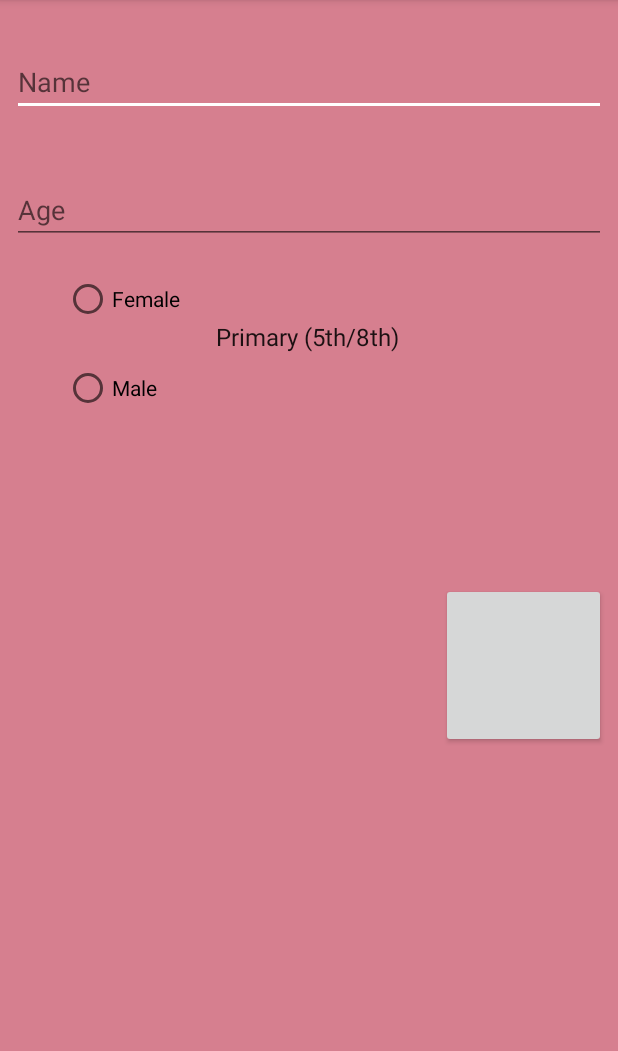
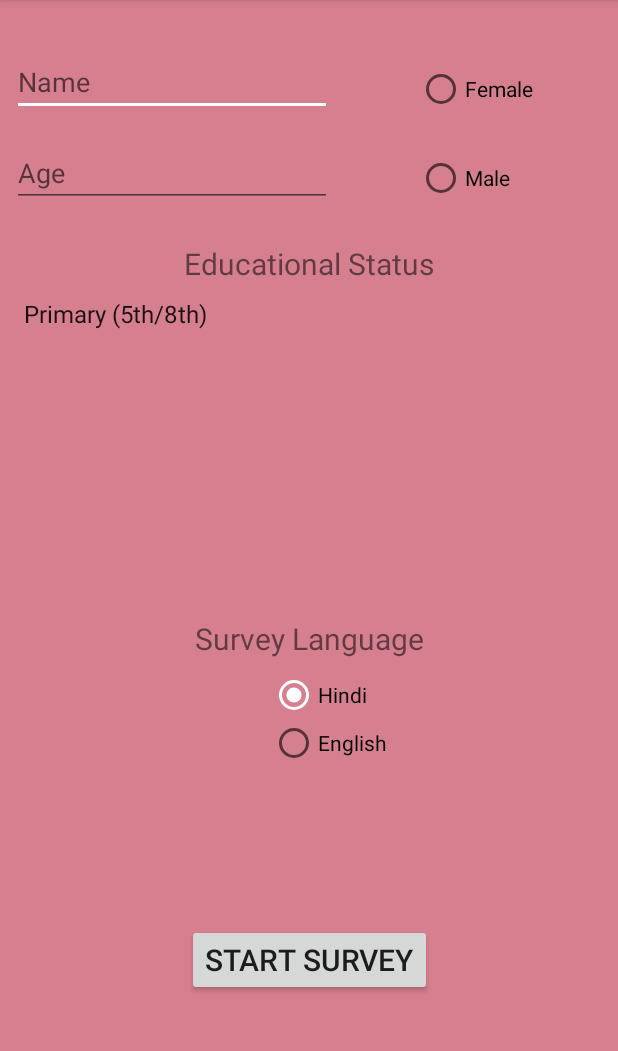
Before and after one commit to dvsth/C-Aware, an Android app: the QuestionScreen screen opened directly, with no data from a screen before it, on a phone screen of 412 x 824 dp, the part 84-1135 px from its top. Run offline under Robolectric (Android 15) with nearby library versions, the light colour scheme and no system bars.

Commit message:
Commit 10, Going Live - v1.5 release

```diff
--- a/app/src/main/java/devseth/questionnaire/DBHandler.java
+++ b/app/src/main/java/devseth/questionnaire/DBHandler.java
@@ -27,9 +27,12 @@ public class DBHandler extends SQLiteOpenHelper {
     private static final String TABLE_RESPONSES = "responses";
     //identifier - primary key
     private static final String KEY_ID = "id";
+
     //demographics
+    private static final String DEM_NAME = "name";
     private static final String DEM_AGE = "age";
     private static final String DEM_SEX = "sex";
+    private static final String DEM_EDU = "edu";
 
     //responses - each column stores a value for one response - 2 for yes, 1 for no
     private static final String QUES_1 = "QUES_1";
@@ -86,7 +89,7 @@ public class DBHandler extends SQLiteOpenHelper {
         String CREATE_CONTACTS_TABLE =
                 "CREATE TABLE IF NOT EXISTS " + TABLE_RESPONSES + "("
                         + KEY_ID + " INTEGER PRIMARY KEY AUTOINCREMENT, " + DEM_AGE + " INTEGER,"
-                        + DEM_SEX + " TEXT, " + QUES_1 + " TEXT, " + QUES_2 + " TEXT, " +
+                        + DEM_SEX + " TEXT, " + DEM_EDU + " TEXT, " + DEM_NAME + " TEXT, " + QUES_1 + " TEXT, " + QUES_2 + " TEXT, " +
                         QUES_3 + " TEXT, " + QUES_4 + " TEXT, " + QUES_5 + " TEXT, " + QUES_6 +
                         " TEXT, " + QUES_7 + " TEXT, " + QUES_8 + " TEXT, " + QUES_9 + " TEXT, "
                         + QUES_10 + " TEXT, " + QUES_11 + " TEXT, " + QUES_12 + " TEXT, " +
@@ -111,12 +114,12 @@ public class DBHandler extends SQLiteOpenHelper {
     public void addSurveyResponse(String[] inputResponses) {
 
         //initialize array containing all questions
-        QUESTION_ARRAY = new String[]{DEM_AGE, DEM_SEX, QUES_1, QUES_2, QUES_3,
+        QUESTION_ARRAY = new String[]{DEM_AGE, DEM_SEX, DEM_EDU, DEM_NAME, QUES_1, QUES_2, QUES_3,
                 QUES_4, QUES_5, QUES_6, QUES_7, QUES_8, QUES_9, QUES_10, QUES_11, QUES_12, QUES_13,
                 QUES_14, QUES_15, QUES_16, QUES_17, QUES_18, QUES_19, QUES_20, QUES_21, QUES_22, QUES_23, QUES_24};
 
         ContentValues values = new ContentValues();
-        for (int i = 0; i < 26; i++) {
+        for (int i = 0; i < 28; i++) {
             values.put(QUESTION_ARRAY[i], inputResponses[i]);
 
 
@@ -165,7 +168,7 @@ public class DBHandler extends SQLiteOpenHelper {
             Log.d(null, "row count is: " + curCSV.getCount());
 
             //write header of CSV
-            writer.println("key, age, sex, q1, q2, q3, q4, q5, q6, q7, q8, q9, q10, q11, q12, q13, q14, " +
+            writer.println("key, age, sex, edu, name, q1, q2, q3, q4, q5, q6, q7, q8, q9, q10, q11, q12, q13, q14, " +
                     "q15, q16, q17, q18, q19, q20, q21, q22, q23, q24");
 
 
@@ -175,11 +178,11 @@ public class DBHandler extends SQLiteOpenHelper {
 
                 String record = "";
 
-                for (int i = 0; i < 26; i++) {
+                for (int i = 0; i < 28; i++) {
                     record = record.concat(curCSV.getString(i) + ",");
                 }
 
-                record = record.concat(curCSV.getString(26));
+                record = record.concat(curCSV.getString(28));
 
                 writer.println(record);
                 count++;
--- a/app/src/main/java/devseth/questionnaire/QuestionFeeder.java
+++ b/app/src/main/java/devseth/questionnaire/QuestionFeeder.java
@@ -13,11 +13,6 @@ public class QuestionFeeder {
     private int language;                                                       //*beep* for Hindi, press 0 *beep* For English, press 1
 
     public QuestionFeeder() {
-
-
-        questions = new String[]{q1, q2, q3, q4, q5, q6, q7, q8, q9, q10, q11, q12, q13, q14,
-                q15, q16, q17, q18, q19, q20, q21, q22, q23, q24};
-
         questionIndex = -1;
     }
 
@@ -94,5 +89,9 @@ public class QuestionFeeder {
 
         }
 
+        questions = new String[]{q1, q2, q3, q4, q5, q6, q7, q8, q9, q10, q11, q12, q13, q14,
+                q15, q16, q17, q18, q19, q20, q21, q22, q23, q24};
+
+
     }
 }
--- a/app/src/main/java/devseth/questionnaire/QuestionScreen.java
+++ b/app/src/main/java/devseth/questionnaire/QuestionScreen.java
@@ -19,6 +19,7 @@ import android.widget.RadioButton;
 import android.widget.Spinner;
 import android.widget.TextView;
 
+
 public class QuestionScreen extends AppCompatActivity implements View.OnClickListener {
 
     //permissions
@@ -34,7 +35,11 @@ public class QuestionScreen extends AppCompatActivity implements View.OnClickLis
     Button btnRevert;                                   //the revert button
     RadioButton btnFemale;                              //are you a girl?
     RadioButton btnMale;                                //are you a boy?
+    RadioButton btnHindi;                               //language of survey administration
+    RadioButton btnEnglish;                             //language of survey administration
     Spinner spnEducation;                               //list of educational standards
+    TextView txtEducationLabel;                         //take my info bro - I'm a tag
+    TextView txtLanguage;                               //I'm also a tag bro - I tell what my RadioButtons do
     private QuestionFeeder questionFeeder;              //provides questions
     private DBHandler dbhelper;                         //the DBHandler object which will manage db
     private String[] responses;                         //stores responses
@@ -51,9 +56,13 @@ public class QuestionScreen extends AppCompatActivity implements View.OnClickLis
         txtQues = (TextView) findViewById(R.id.textView1);
         txtName = (EditText) findViewById(R.id.txtName);
         txtAge = (EditText) findViewById(R.id.txtAge);
+        txtEducationLabel = (TextView) findViewById(R.id.EducationLabel);
+        txtLanguage = (TextView) findViewById(R.id.txtLanguage);
         btnGo = (Button) findViewById(R.id.btnGo);
         btnFemale = (RadioButton) findViewById(R.id.rbFemale);
         btnMale = (RadioButton) findViewById(R.id.rbMale);
+        btnHindi = (RadioButton) findViewById(R.id.rbHindi);
+        btnEnglish = (RadioButton) findViewById(R.id.rbEnglish);
         btnGo.setOnClickListener(this);
         spnEducation = (Spinner) findViewById(R.id.spnEducation);
         background = findViewById(R.id.background);
@@ -63,7 +72,13 @@ public class QuestionScreen extends AppCompatActivity implements View.OnClickLis
         btnNo.setOnClickListener(this);
         btnRevert = (Button) findViewById(R.id.btnRevert);
         btnRevert.setOnClickListener(this);
+
         questionFeeder = new QuestionFeeder();
+
+        btnEnglish.setVisibility(View.VISIBLE);
+        btnEnglish.setEnabled(true);
+        btnHindi.setEnabled(true);
+        btnHindi.setVisibility(View.VISIBLE);
 
         ArrayAdapter<CharSequence> adapterSpnEducation = ArrayAdapter.createFromResource(this,
                 R.array.education_array, android.R.layout.simple_spinner_item);
@@ -74,12 +89,13 @@ public class QuestionScreen extends AppCompatActivity implements View.OnClickLis
         // Apply the adapter to the spinner
         spnEducation.setAdapter(adapterSpnEducation);
 
-        responses = new String[26];
+
+        responses = new String[28];
         String blank = "";
         for (int i = 0; i < responses.length; i++)
             responses[i] = blank;
 
-        questionIndex = 1;
+        questionIndex = 3;
 
         isGoOver = false;
 
@@ -92,8 +108,6 @@ public class QuestionScreen extends AppCompatActivity implements View.OnClickLis
         //Ignition for animation
         bgAnimator();
 
-        //Set the question in the textview
-        txtQues.setText(questionFeeder.nextQuestion());
 
         dbhelper = new DBHandler(getApplicationContext());
 
@@ -113,7 +127,7 @@ public class QuestionScreen extends AppCompatActivity implements View.OnClickLis
         if (isGoOver) {
             questionIndex++;
 
-            if (questionIndex == 25)
+            if (questionIndex == 27)
                 isLast = true;
 
             txtQues.setText(questionFeeder.nextQuestion());
@@ -162,18 +176,60 @@ public class QuestionScreen extends AppCompatActivity implements View.OnClickLis
 
             case R.id.btnGo:
 
+                if (btnEnglish.isChecked())
+                    questionFeeder.setLanguage(1);
+                else
+                    questionFeeder.setLanguage(0);
+
+                String edu = "";
+                switch (spnEducation.getSelectedItemPosition()) {
+                    case 0:
+                        edu = "Primary";
+                        break;
+                    case 1:
+                        edu = "Secondary";
+                        break;
+                    case 2:
+                        edu = "Bachelor's";
+                        break;
+                    case 3:
+                        edu = "Master's";
+                        break;
+                    case 4:
+                        edu = "No Formal Education";
+                        break;
+
+
+                }
+
+                responses[2] = edu;
+
+                String name = txtName.getText().toString();
+                responses[3] = name;
+
                 isGoOver = true;
 
+                //Setting up the show backstage before fiddling with the lights
+                //Set the question in the textview
+                txtQues.setText(questionFeeder.nextQuestion());
+
+                //lights on
                 //show question layout, hide name, age input
                 txtQues.setVisibility(View.VISIBLE);
                 btnNo.setVisibility(View.VISIBLE);
                 btnYes.setVisibility(View.VISIBLE);
+
+                //unneeded lights off
                 btnGo.setVisibility(View.INVISIBLE);
                 txtAge.setVisibility(View.INVISIBLE);
                 txtName.setVisibility(View.INVISIBLE);
                 btnMale.setVisibility(View.INVISIBLE);
                 btnFemale.setVisibility(View.INVISIBLE);
+                btnHindi.setVisibility(View.INVISIBLE);
+                btnEnglish.setVisibility(View.INVISIBLE);
+                txtEducationLabel.setVisibility(View.INVISIBLE);
                 spnEducation.setVisibility(View.INVISIBLE);
+                txtLanguage.setVisibility(View.INVISIBLE);
 
                 //add input fields into row array
                 responses[0] = txtAge.getText().toString();
--- a/app/src/main/res/layout/activity_main.xml
+++ b/app/src/main/res/layout/activity_main.xml
@@ -41,7 +41,7 @@
         android:layout_marginLeft="30dp"
         android:layout_marginRight="30dp"
         android:layout_marginTop="8dp"
-        android:text="C-Aware will ask you a set of questions to determine your personalized V-Factor™"
+        android:text="C-Aware will ask you a set of questions to determine your personalized vulnerability report."
         android:textSize="25sp"
         app:layout_constraintHorizontal_bias="0.0"
         app:layout_constraintLeft_toLeftOf="parent"
@@ -59,4 +59,16 @@
         app:layout_constraintLeft_toLeftOf="parent"
         app:layout_constraintTop_toTopOf="parent" />
 
+    <TextView
+        android:id="@+id/textView3"
+        android:layout_width="wrap_content"
+        android:layout_height="wrap_content"
+        android:layout_marginBottom="8dp"
+        android:layout_marginLeft="8dp"
+        android:layout_marginRight="8dp"
+        android:text="© 2017 Dev Seth | All Rights Reserved."
+        app:layout_constraintBottom_toBottomOf="parent"
+        app:layout_constraintLeft_toLeftOf="parent"
+        app:layout_constraintRight_toRightOf="parent" />
+
 </android.support.constraint.ConstraintLayout>
--- a/app/src/main/res/layout/activity_question_screen.xml
+++ b/app/src/main/res/layout/activity_question_screen.xml
@@ -6,15 +6,18 @@
     android:layout_height="match_parent"
     tools:context="devseth.questionnaire.QuestionScreen">
 
+
     <View
         android:id="@+id/background"
         android:layout_width="0dp"
         android:layout_height="0dp"
         android:background="#99ffffff"
         app:layout_constraintBottom_toBottomOf="parent"
+        app:layout_constraintHorizontal_bias="0.0"
         app:layout_constraintLeft_toLeftOf="parent"
         app:layout_constraintRight_toRightOf="parent"
-        app:layout_constraintTop_toTopOf="parent" />
+        app:layout_constraintTop_toTopOf="parent"
+        app:layout_constraintVertical_bias="1.0" />
 
     <TextView
         android:id="@+id/textView1"
@@ -27,7 +30,7 @@
         android:layout_marginTop="60dp"
         android:text="TextView"
         android:textAlignment="center"
-        android:textSize="30sp"
+        android:textSize="40sp"
         app:layout_constraintLeft_toLeftOf="parent"
         app:layout_constraintRight_toRightOf="parent"
         app:layout_constraintTop_toTopOf="@+id/background" />
@@ -55,22 +58,16 @@
             android:text="Yes"
             app:layout_constraintBottom_toBottomOf="parent"
             app:layout_constraintLeft_toLeftOf="parent"
-            app:layout_constraintRight_toLeftOf="@id/parent" />
+            app:layout_constraintRight_toLeftOf="parent" />
 
         <Button
             android:id="@+id/btnNo"
             android:layout_width="match_parent"
-            android:layout_height="match_parent"
-            android:layout_marginBottom="8dp"
-            android:layout_marginEnd="8dp"
-            android:layout_marginLeft="8dp"
-            android:layout_marginRight="8dp"
-            android:layout_marginStart="8dp"
+            android:layout_height="48dp"
             android:text="No"
             android:textAlignment="center"
-            app:layout_constraintBottom_toBottomOf="@+id/parent"
-            app:layout_constraintLeft_toLeftOf="@+id/parent"
-            app:layout_constraintRight_toLeftOf="@+id/parent" />
+            tools:layout_editor_absoluteX="8dp"
+            tools:layout_editor_absoluteY="76dp" />
 
     </LinearLayout>
 
@@ -78,62 +75,131 @@
         android:id="@+id/txtName"
         android:layout_width="0dp"
         android:layout_height="wrap_content"
-        android:layout_marginEnd="8dp"
         android:layout_marginLeft="8dp"
-        android:layout_marginRight="8dp"
         android:layout_marginStart="8dp"
         android:layout_marginTop="32dp"
         android:ems="10"
         android:hint="Name"
         android:inputType="textPersonName"
         app:layout_constraintLeft_toLeftOf="parent"
-        app:layout_constraintRight_toRightOf="parent"
         app:layout_constraintTop_toTopOf="@+id/background" />
 
     <EditText
         android:id="@+id/txtAge"
         android:layout_width="0dp"
         android:layout_height="wrap_content"
+        android:layout_marginLeft="8dp"
+        android:layout_marginStart="8dp"
+        android:layout_marginTop="15dp"
+        android:ems="10"
+        android:hint="Age"
+        android:inputType="number"
+        app:layout_constraintLeft_toLeftOf="parent"
+        app:layout_constraintTop_toBottomOf="@+id/txtName" />
+
+    <Button
+        android:id="@+id/btnGo"
+        android:layout_width="wrap_content"
+        android:layout_height="wrap_content"
+        android:layout_marginBottom="8dp"
         android:layout_marginEnd="8dp"
         android:layout_marginLeft="8dp"
         android:layout_marginRight="8dp"
         android:layout_marginStart="8dp"
-        android:layout_marginTop="40dp"
-        android:ems="10"
-        android:hint="Age"
-        android:inputType="number"
+        android:layout_marginTop="8dp"
+        android:text="Start Survey"
+        android:textSize="20sp"
+        app:layout_constraintBottom_toBottomOf="parent"
+        app:layout_constraintHorizontal_bias="0.502"
+        app:layout_constraintLeft_toLeftOf="parent"
+        app:layout_constraintRight_toRightOf="parent"
+        app:layout_constraintTop_toBottomOf="@+id/radioGroup2" />
+
+    <Button
+        android:id="@+id/btnRevert"
+        android:layout_width="wrap_content"
+        android:layout_height="wrap_content"
+        android:layout_marginBottom="8dp"
+        android:layout_marginEnd="8dp"
+        android:layout_marginLeft="8dp"
+        android:layout_marginRight="8dp"
+        android:layout_marginStart="8dp"
+        android:layout_marginTop="8dp"
+        android:text="Go Back"
+        app:layout_constraintBottom_toBottomOf="@+id/linearLayout"
+        app:layout_constraintLeft_toLeftOf="@+id/background"
+        app:layout_constraintRight_toRightOf="@+id/background"
+        app:layout_constraintTop_toTopOf="@+id/background" />
+
+    <Spinner
+        android:id="@+id/spnEducation"
+        android:layout_width="0dp"
+        android:layout_height="wrap_content"
+        android:layout_marginEnd="8dp"
+        android:layout_marginLeft="8dp"
+        android:layout_marginRight="8dp"
+        android:layout_marginStart="8dp"
+        android:layout_marginTop="8dp"
         app:layout_constraintHorizontal_bias="0.0"
         app:layout_constraintLeft_toLeftOf="parent"
+        app:layout_constraintRight_toRightOf="@+id/background"
+        app:layout_constraintTop_toBottomOf="@+id/EducationLabel" />
+
+    <TextView
+        android:id="@+id/EducationLabel"
+        android:layout_width="wrap_content"
+        android:layout_height="wrap_content"
+        android:layout_marginEnd="8dp"
+        android:layout_marginLeft="8dp"
+        android:layout_marginRight="8dp"
+        android:layout_marginStart="8dp"
+        android:layout_marginTop="24dp"
+        android:text="Educational Status"
+        android:textSize="20sp"
+        app:layout_constraintLeft_toLeftOf="parent"
         app:layout_constraintRight_toRightOf="parent"
-        app:layout_constraintTop_toBottomOf="@+id/txtName" />
+        app:layout_constraintTop_toBottomOf="@+id/txtAge" />
 
-    <Button
-        android:id="@+id/btnGo"
-        android:layout_width="110dp"
-        android:layout_height="110dp"
-        android:layout_marginEnd="8dp"
-        android:layout_marginRight="8dp"
-        android:layout_marginTop="226dp"
-        android:textSize="50sp"
+    <RadioGroup
+        android:id="@+id/radioGroup2"
+        android:layout_width="wrap_content"
+        android:layout_height="wrap_content"
+        android:layout_marginEnd="154dp"
+        android:layout_marginRight="154dp"
+        android:layout_marginTop="8dp"
+        android:checkedButton="@+id/rbHindi"
         app:layout_constraintRight_toRightOf="parent"
-        app:layout_constraintTop_toBottomOf="@+id/txtAge"
-        tools:text="🢂" />
+        app:layout_constraintTop_toBottomOf="@+id/txtLanguage">
+
+        <RadioButton
+            android:id="@+id/rbHindi"
+            android:layout_width="wrap_content"
+            android:layout_height="wrap_content"
+            android:layout_weight="1"
+            android:text="Hindi" />
+
+        <RadioButton
+            android:id="@+id/rbEnglish"
+            android:layout_width="wrap_content"
+            android:layout_height="wrap_content"
+            android:layout_weight="1"
+            android:text="English" />
+    </RadioGroup>
 
     <RadioGroup
         android:id="@+id/radioGroup"
         android:layout_width="wrap_content"
         android:layout_height="wrap_content"
-        android:layout_marginBottom="0dp"
         android:layout_marginEnd="8dp"
         android:layout_marginLeft="8dp"
         android:layout_marginRight="8dp"
         android:layout_marginStart="8dp"
-        android:layout_marginTop="0dp"
+        android:layout_marginTop="32dp"
         android:hapticFeedbackEnabled="false"
-        app:layout_constraintBottom_toBottomOf="@+id/spnEducation"
-        app:layout_constraintLeft_toLeftOf="@+id/background"
-        app:layout_constraintRight_toLeftOf="@+id/btnRevert"
-        app:layout_constraintTop_toTopOf="@+id/spnEducation">
+        app:layout_constraintBottom_toBottomOf="@+id/txtAge"
+        app:layout_constraintLeft_toRightOf="@+id/txtAge"
+        app:layout_constraintRight_toRightOf="parent"
+        app:layout_constraintTop_toTopOf="parent">
 
         <RadioButton
             android:id="@+id/rbFemale"
@@ -166,32 +232,20 @@
             app:layout_constraintTop_toBottomOf="@+id/txtAge" />
     </RadioGroup>
 
-    <Button
-        android:id="@+id/btnRevert"
+    <TextView
+        android:id="@+id/txtLanguage"
         android:layout_width="wrap_content"
         android:layout_height="wrap_content"
-        android:layout_marginBottom="8dp"
         android:layout_marginEnd="8dp"
         android:layout_marginLeft="8dp"
         android:layout_marginRight="8dp"
         android:layout_marginStart="8dp"
         android:layout_marginTop="8dp"
-        android:text="Go Back"
-        app:layout_constraintBottom_toBottomOf="@+id/linearLayout"
+        android:text="Survey Language"
+        android:textSize="20sp"
+        app:layout_constraintHorizontal_bias="0.502"
         app:layout_constraintLeft_toLeftOf="@+id/background"
-        app:layout_constraintRight_toRightOf="@+id/background"
-        app:layout_constraintTop_toTopOf="@+id/background" />
-
-    <Spinner
-        android:id="@+id/spnEducation"
-        android:layout_width="0dp"
-        android:layout_height="wrap_content"
-        android:layout_marginLeft="8dp"
-        android:layout_marginRight="8dp"
-        android:layout_marginTop="50dp"
-        app:layout_constraintHorizontal_bias="1.0"
-        app:layout_constraintLeft_toRightOf="@+id/radioGroup"
-        app:layout_constraintRight_toRightOf="@+id/background"
-        app:layout_constraintTop_toBottomOf="@+id/txtAge" />
+        app:layout_constraintRight_toRightOf="parent"
+        app:layout_constraintTop_toBottomOf="@+id/btnRevert" />
 
 </android.support.constraint.ConstraintLayout>
--- a/app/src/main/res/values/strings.xml
+++ b/app/src/main/res/values/strings.xml
@@ -3,8 +3,8 @@
     <string-array name="education_array">
         <item>Primary (5th/8th)</item>
         <item>Secondary (10th/12th) </item>
-        <item>Bachelor's Degree</item>
-        <item>Master's Degree</item>
+        <item>Bachelor\'s Degree</item>
+        <item>Master\'s Degree</item>
         <item>No Formal Education</item>
     </string-array>
 </resources>
```
